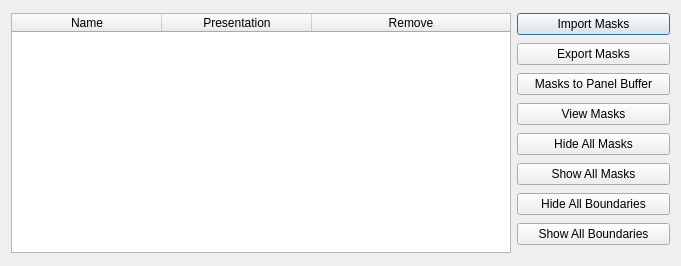
Before: the Qt Designer form hexrdgui/resources/ui/mask_manager_dialog.ui in HEXRD/hexrdgui, drawn with Qt 5.
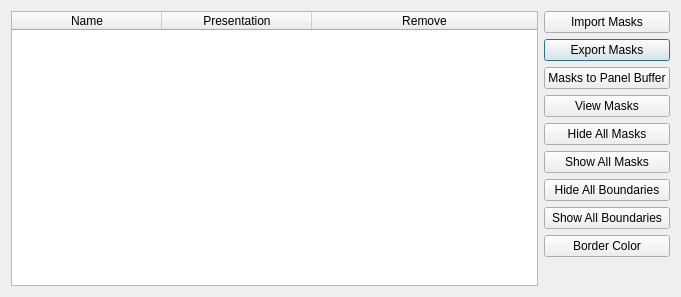
After: the same form once the commit is applied.

Commit message: Support customizing line color for masks with borders drawn

Patch:
```diff
--- a/hexrdgui/resources/ui/mask_manager_dialog.ui
+++ b/hexrdgui/resources/ui/mask_manager_dialog.ui
@@ -7,80 +7,28 @@
     <x>0</x>
     <y>0</y>
     <width>681</width>
-    <height>266</height>
+    <height>297</height>
    </rect>
   </property>
   <property name="windowTitle">
    <string>Mask Management</string>
   </property>
   <layout class="QGridLayout" name="gridLayout">
-   <item row="0" column="1">
-    <widget class="QPushButton" name="import_masks">
-     <property name="text">
-      <string>Import Masks</string>
-     </property>
-    </widget>
-   </item>
-   <item row="1" column="1">
+   <item row="1" column="1" colspan="2">
     <widget class="QPushButton" name="export_masks">
      <property name="text">
       <string>Export Masks</string>
      </property>
     </widget>
    </item>
-   <item row="2" column="1">
-    <widget class="QPushButton" name="panel_buffer">
-     <property name="text">
-      <string>Masks to Panel Buffer</string>
-     </property>
-    </widget>
-   </item>
-   <item row="3" column="1">
-    <widget class="QPushButton" name="view_masks">
-     <property name="text">
-      <string>View Masks</string>
-     </property>
-    </widget>
-   </item>
-   <item row="4" column="1">
+   <item row="4" column="1" colspan="2">
     <widget class="QPushButton" name="hide_all_masks">
      <property name="text">
       <string>Hide All Masks</string>
      </property>
     </widget>
    </item>
-   <item row="5" column="1">
-    <widget class="QPushButton" name="show_all_masks">
-     <property name="text">
-      <string>Show All Masks</string>
-     </property>
-    </widget>
-   </item>
-   <item row="6" column="1">
-    <widget class="QPushButton" name="hide_all_boundaries">
-     <property name="text">
-      <string>Hide All Boundaries</string>
-     </property>
-    </widget>
-   </item>
-   <item row="7" column="1">
-    <widget class="QPushButton" name="show_all_boundaries">
-     <property name="text">
-      <string>Show All Boundaries</string>
-     </property>
-    </widget>
-   </item>
-   <item row="8" column="1">
-    <widget class="QDialogButtonBox" name="button_box">
-     <property name="standardButtons">
-      <set>QDialogButtonBox::NoButton</set>
-     </property>
-     <property name="centerButtons">
-      <bool>true</bool>
-     </property>
-    </widget>
-   </item>
-   <item row="0" column="0" rowspan="9">
+   <item row="0" column="0" rowspan="11">
     <widget class="QTableWidget" name="masks_table">
      <property name="minimumSize">
       <size>
@@ -135,6 +83,65 @@
      </column>
     </widget>
    </item>
+   <item row="7" column="1" colspan="2">
+    <widget class="QPushButton" name="show_all_boundaries">
+     <property name="text">
+      <string>Show All Boundaries</string>
+     </property>
+    </widget>
+   </item>
+   <item row="2" column="1" colspan="2">
+    <widget class="QPushButton" name="panel_buffer">
+     <property name="text">
+      <string>Masks to Panel Buffer</string>
+     </property>
+    </widget>
+   </item>
+   <item row="0" column="1" colspan="2">
+    <widget class="QPushButton" name="import_masks">
+     <property name="text">
+      <string>Import Masks</string>
+     </property>
+    </widget>
+   </item>
+   <item row="5" column="1" colspan="2">
+    <widget class="QPushButton" name="show_all_masks">
+     <property name="text">
+      <string>Show All Masks</string>
+     </property>
+    </widget>
+   </item>
+   <item row="3" column="1" colspan="2">
+    <widget class="QPushButton" name="view_masks">
+     <property name="text">
+      <string>View Masks</string>
+     </property>
+    </widget>
+   </item>
+   <item row="9" column="1" rowspan="2" colspan="2">
+    <widget class="QDialogButtonBox" name="button_box">
+     <property name="standardButtons">
+      <set>QDialogButtonBox::NoButton</set>
+     </property>
+     <property name="centerButtons">
+      <bool>true</bool>
+     </property>
+    </widget>
+   </item>
+   <item row="6" column="1" colspan="2">
+    <widget class="QPushButton" name="hide_all_boundaries">
+     <property name="text">
+      <string>Hide All Boundaries</string>
+     </property>
+    </widget>
+   </item>
+   <item row="8" column="1" colspan="2">
+    <widget class="QPushButton" name="border_color">
+     <property name="text">
+      <string>Border Color</string>
+     </property>
+    </widget>
+   </item>
   </layout>
  </widget>
  <tabstops>
```
The commit also changes 3 other files.
